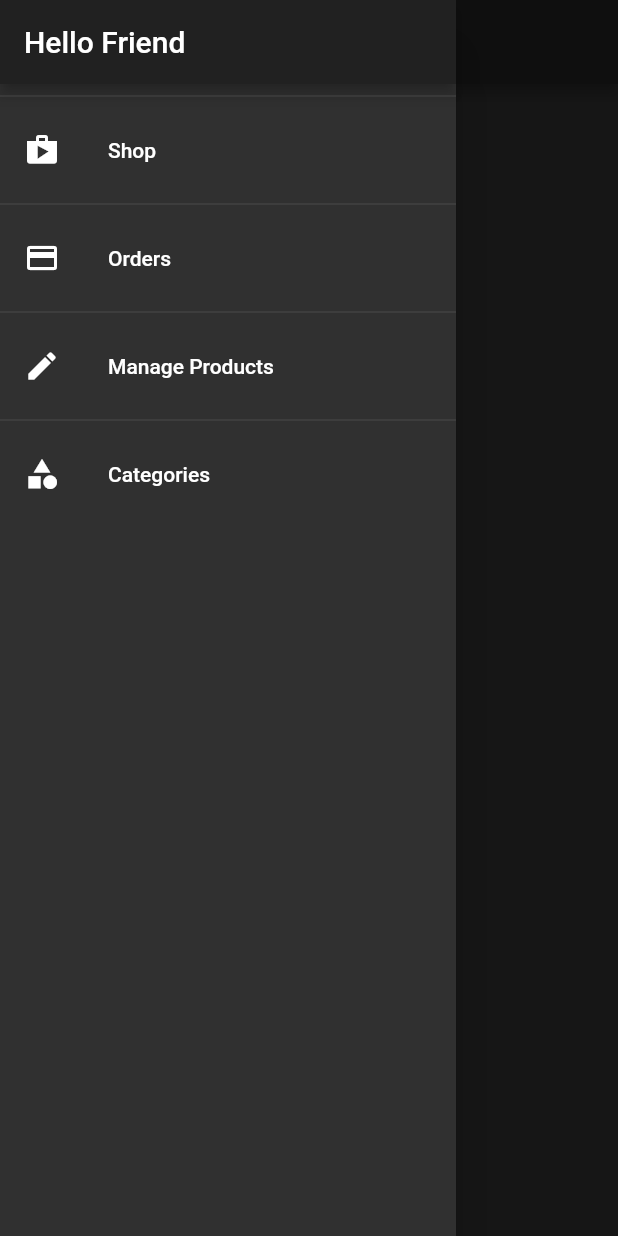
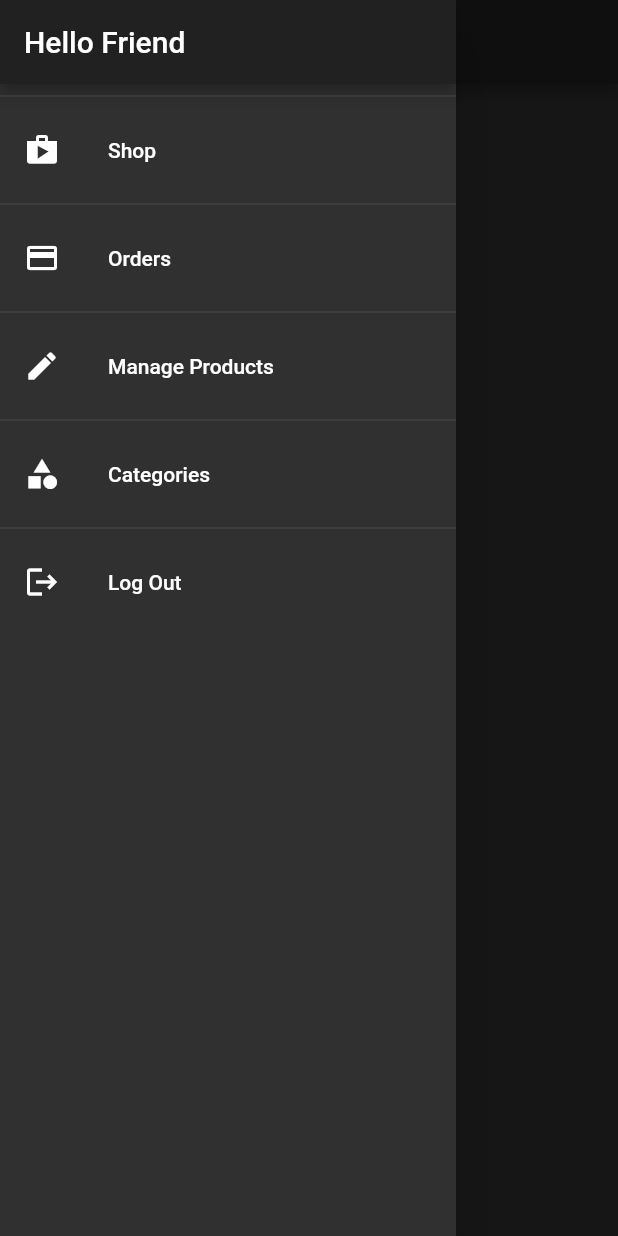
Before and after one commit to shadyCS/Aseel, a Flutter app: the CategoriesScreen screen opened by its route, with the side drawer open, on a phone screen of 412 x 824 dp. Run offline on Flutter 3.47's test engine with Material 2 defaults, Android fonts, the phone set to English and light mode, and no system bars; our stand-ins replace animated_text_kit, cloud_firestore, firebase_auth, firebase_core, modal_progress_hud; accounts and stored records are empty; network calls fail.

Commit message:
Final Commit

```diff
--- a/lib/Screens/categories_screen.dart
+++ b/lib/Screens/categories_screen.dart
@@ -13,10 +13,18 @@ class CategoriesScreen extends StatefulWidget {
 
 class _CategoriesScreenState extends State<CategoriesScreen> {
   var _isInit = true;
+  var _isLoading = false;
   @override
   void didChangeDependencies() {
     if (_isInit) {
-      Provider.of<Categories>(context).fetchAndSetProducts();
+      setState(() {
+        _isLoading = true;
+      });
+      Provider.of<Categories>(context).fetchAndSetProducts().then((value) {
+        setState(() {
+          _isLoading = false;
+        });
+      });
     }
     _isInit = false;
     super.didChangeDependencies();
@@ -27,6 +35,10 @@ class _CategoriesScreenState extends State<CategoriesScreen> {
     return Scaffold(
         appBar: AppBar(title: Text('MyShop')),
         drawer: AppDrawer(),
-        body: CategoryGird());
+        body: _isLoading
+            ? Center(
+                child: CircularProgressIndicator(),
+              )
+            : CategoryGird());
   }
 }
--- a/lib/Widgets/app_drawer.dart
+++ b/lib/Widgets/app_drawer.dart
@@ -1,10 +1,13 @@
+import 'package:firebase_auth/firebase_auth.dart';
 import 'package:flutter/material.dart';
 import 'package:shop_app/Screens/categories_screen.dart';
+import 'package:shop_app/Screens/home_screen.dart';
 import 'package:shop_app/Screens/orders_screen.dart';
 import 'package:shop_app/Screens/products_overview_screen.dart';
 import 'package:shop_app/Screens/user_product_screen.dart';
 
 class AppDrawer extends StatelessWidget {
+  final _auth = FirebaseAuth.instance;
   @override
   Widget build(BuildContext context) {
     return Drawer(
@@ -48,6 +51,15 @@ class AppDrawer extends StatelessWidget {
               Navigator.of(context).pushReplacementNamed(CategoriesScreen.id);
             },
           ),
+          Divider(),
+          ListTile(
+            leading: Icon(Icons.logout),
+            title: Text('Log Out'),
+            onTap: () {
+              _auth.signOut();
+              Navigator.pushReplacementNamed(context, HomeScreen.id);
+            },
+          ),
         ],
       ),
     );
--- a/lib/main.dart
+++ b/lib/main.dart
@@ -40,7 +40,7 @@ class MyApp extends StatelessWidget {
             primarySwatch: Colors.blueGrey,
             accentColor: Colors.deepOrange,
             brightness: Brightness.dark),
-        initialRoute: LoginScreen.id,
+        initialRoute: HomeScreen.id,
         routes: {
           HomeScreen.id: (conext) => HomeScreen(),
           ProductsOverviewScreen.id: (context) => ProductsOverviewScreen(),
```
